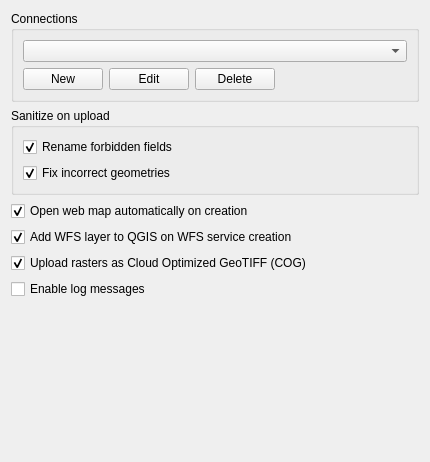
This is src/settings_dialog_base.ui in nextgis/nextgis_connect as Qt 5 draws it before an edit. The edited form follows.
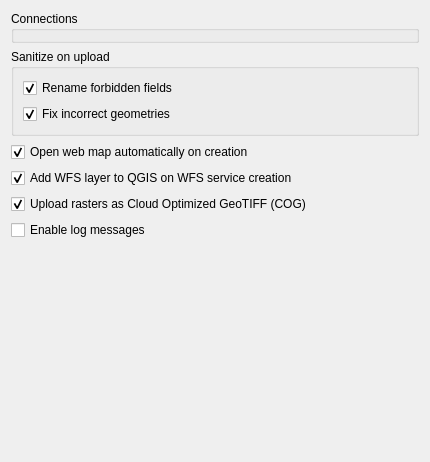
This is the edited form.

The edit to the form file:
```diff
--- a/src/settings_dialog_base.ui
+++ b/src/settings_dialog_base.ui
@@ -38,50 +38,15 @@
       <string>Connections</string>
      </property>
      <layout class="QVBoxLayout" name="verticalLayout_2">
-      <item>
-       <widget class="QComboBox" name="cmbConnections"/>
-      </item>
-      <item>
-       <layout class="QHBoxLayout" name="horizontalLayout">
-        <property name="topMargin">
-         <number>0</number>
-        </property>
-        <item>
-         <widget class="QPushButton" name="btnNew">
-          <property name="text">
-           <string>New</string>
-          </property>
-         </widget>
-        </item>
-        <item>
-         <widget class="QPushButton" name="btnEdit">
-          <property name="text">
-           <string>Edit</string>
-          </property>
-         </widget>
-        </item>
-        <item>
-         <widget class="QPushButton" name="btnDelete">
-          <property name="text">
-           <string>Delete</string>
-          </property>
-         </widget>
-        </item>
-        <item>
-         <spacer name="horizontalSpacer">
-          <property name="orientation">
-           <enum>Qt::Horizontal</enum>
-          </property>
-          <property name="sizeHint" stdset="0">
-           <size>
-            <width>40</width>
-            <height>20</height>
-           </size>
-          </property>
-         </spacer>
-        </item>
-       </layout>
-      </item>
+      <property name="leftMargin">
+       <number>0</number>
+      </property>
+      <property name="topMargin">
+       <number>0</number>
+      </property>
+      <property name="rightMargin">
+       <number>0</number>
+      </property>
      </layout>
     </widget>
    </item>
```
